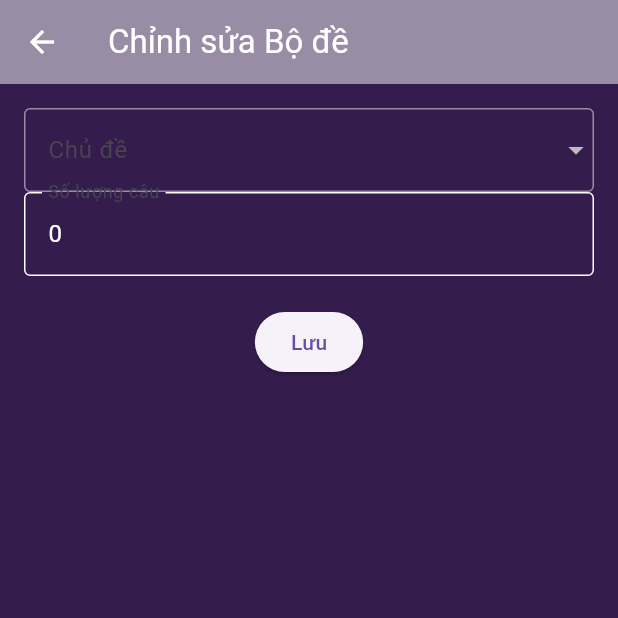
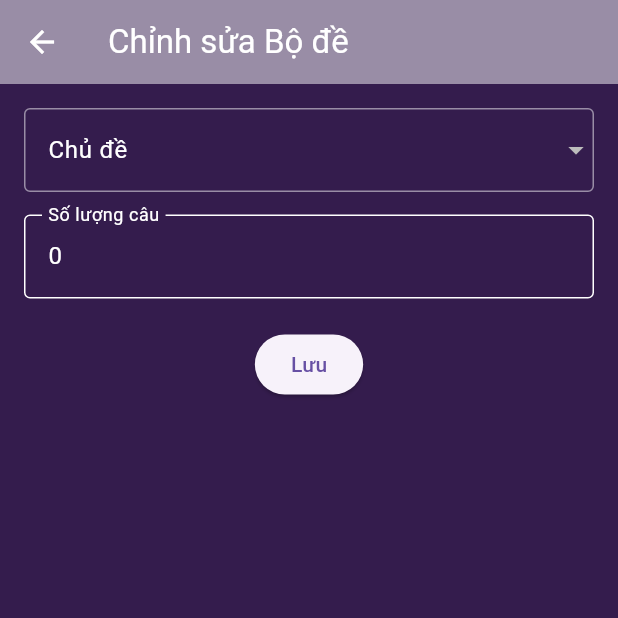
Before and after one commit to Tamne2022002/project_flutter, a Flutter app: the EditBoDeScreen screen opened directly with empty values, on a phone screen of 412 x 824 dp, the top half of it. Run offline on Flutter 3.47's test engine with Material 3 defaults, Android fonts, the phone set to English and light mode, and no system bars; our stand-ins replace cloud_firestore, firebase_auth, firebase_core; accounts and stored records are empty.

Commit message:
Sua 1 so loi nho cua admin

```diff
--- a/lib/admin/BoDe/Sua_BoDe.dart
+++ b/lib/admin/BoDe/Sua_BoDe.dart
@@ -66,6 +66,7 @@ class _EditBoDeScreenState extends State<EditBoDeScreen> {
                 value: chuDeId,
                 decoration: InputDecoration(
                   labelText: 'Chủ đề',
+                   labelStyle: TextStyle(color: Colors.white),
                   enabledBorder: OutlineInputBorder(
                     borderSide: BorderSide(color: AppColors.btnColor),
                   ),
@@ -93,11 +94,14 @@ class _EditBoDeScreenState extends State<EditBoDeScreen> {
                   return null;
                 },
               ),
+              SizedBox(height: 15,),
+
               // TextField cho số lượng câu
               TextFormField(
                 initialValue: soLuongCau.toString(),
                 decoration: InputDecoration(
                   labelText: 'Số lượng câu',
+                  labelStyle: TextStyle(color: Colors.white),
                   enabledBorder: OutlineInputBorder(
                     borderSide: BorderSide(color: Colors.white),
                   ),
--- a/lib/admin/BoDe/Them_BoDe_screen.dart
+++ b/lib/admin/BoDe/Them_BoDe_screen.dart
@@ -69,6 +69,7 @@ class _AddBoDeScreenState extends State<AddBoDeScreen> {
                       value: chuDeId,
                       decoration: InputDecoration(
                         labelText: 'Chủ đề',
+                         labelStyle: TextStyle(color: Colors.white),
                         enabledBorder: OutlineInputBorder(
                           borderSide: BorderSide(color: AppColors.btnColor),
                         ),
@@ -99,6 +100,7 @@ class _AddBoDeScreenState extends State<AddBoDeScreen> {
               TextFormField(
                 decoration: InputDecoration(
                   labelText: 'Số lượng câu',
+                   labelStyle: TextStyle(color: Colors.white),
                   enabledBorder: OutlineInputBorder(
                     borderSide: BorderSide(color: AppColors.btnColor),
                   ),
--- a/lib/admin/admin_screen.dart
+++ b/lib/admin/admin_screen.dart
@@ -16,14 +16,13 @@ class AdminDashboard extends StatelessWidget {
     return Scaffold(
       backgroundColor: AppColors.backColor,
       appBar: AppBar(
-
+        automaticallyImplyLeading: false,
         title: Text(
           "Admin Dashboard",
 
           style: TextStyle(fontSize: 22, color: Colors.white),
         ),
         backgroundColor:AppColors.btnColor, // Màu nền appBar
-        iconTheme: IconThemeData(color: Colors.white),
         actions: [
           IconButton(
             icon: Icon(Icons.logout, color: Colors.white),
```
Also changed, not shown: lib/admin/BoDe/BoDe_Service.dart (+16 -1 lines), lib/admin/BoDe/Them_ChiTietBoDe.dart (+23 -15 lines).
